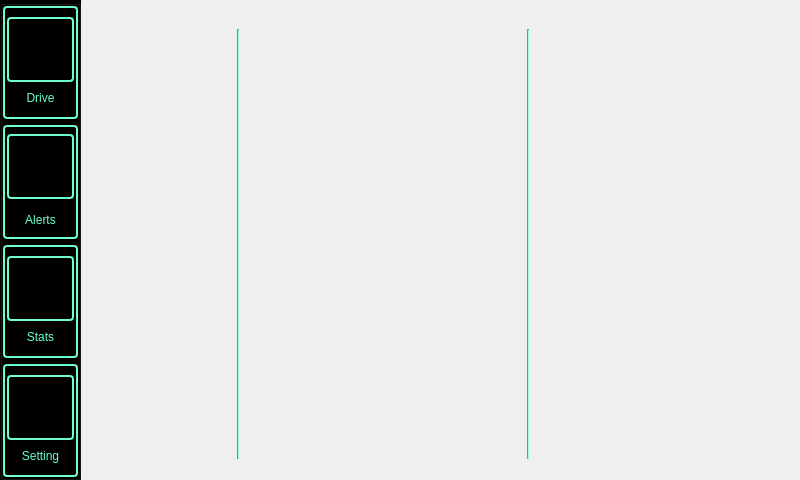
Old version of the form src/gui/ui/newGui.ui in the repository rozkalibrowany/Komuter_pokladowy.
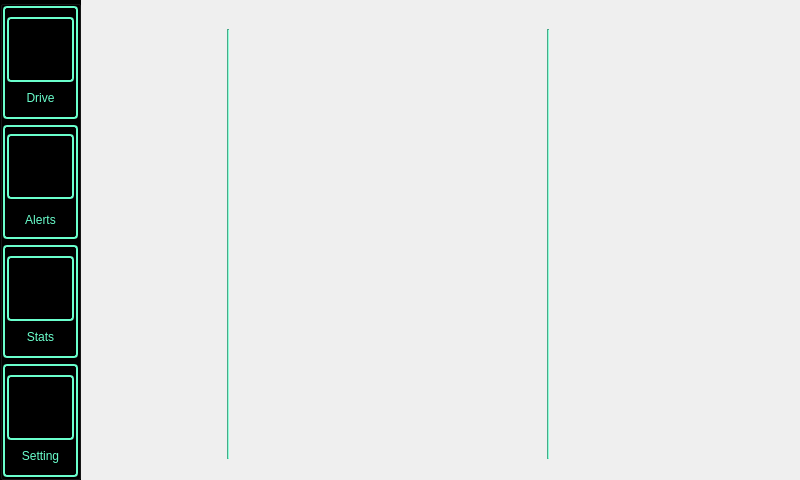
New version of the form. The open tabs and pages were chosen to show the change. Icons and pictures are not drawn.

```diff
--- a/src/gui/ui/newGui.ui
+++ b/src/gui/ui/newGui.ui
@@ -539,7 +539,7 @@
         <widget class="Line" name="line">
          <property name="geometry">
           <rect>
-           <x>140</x>
+           <x>130</x>
            <y>20</y>
            <width>2</width>
            <height>430</height>
@@ -555,7 +555,7 @@
         <widget class="Line" name="line_2">
          <property name="geometry">
           <rect>
-           <x>430</x>
+           <x>450</x>
            <y>20</y>
            <width>2</width>
            <height>430</height>
@@ -568,6 +568,21 @@
           <enum>Qt::Vertical</enum>
          </property>
         </widget>
+        <widget class="QWidget" name="rpm_widget" native="true">
+         <property name="geometry">
+          <rect>
+           <x>140</x>
+           <y>100</y>
+           <width>301</width>
+           <height>301</height>
+          </rect>
+         </property>
+         <property name="styleSheet">
+          <string notr="true">border: 0;
+background: transparent;
+border-image: none;</string>
+         </property>
+        </widget>
        </widget>
        <widget class="QWidget" name="alerts"/>
        <widget class="QWidget" name="stats"/>
```
Left out of the diff: 2 changed lines with no effect on the pictures.
